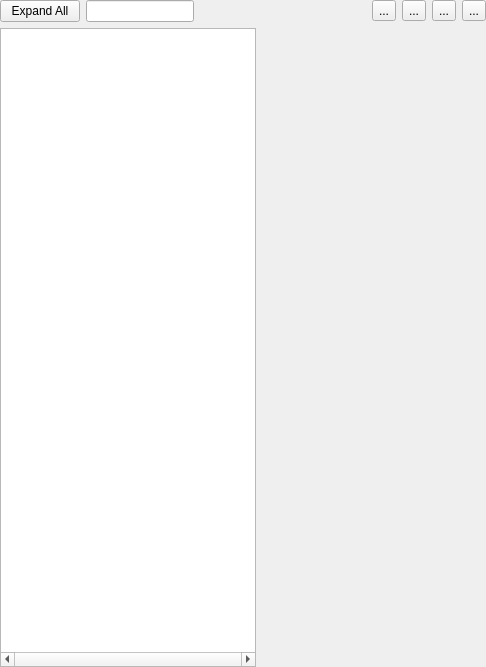
Qt form src/ves/conductor/qt/TreeTab.ui (multitudinous/ve-suite) before a commit.
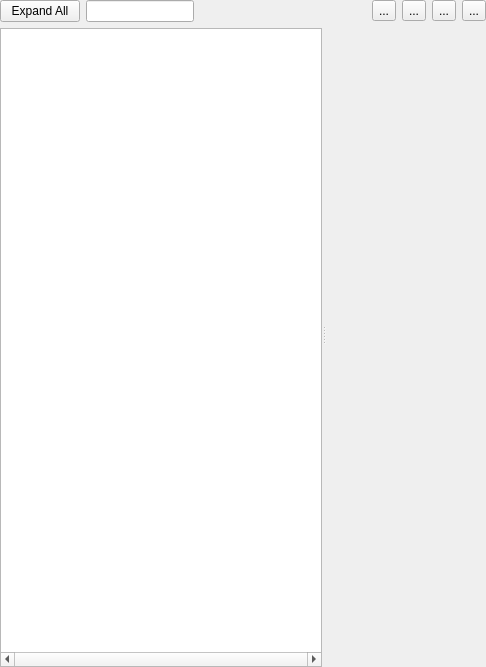
The same form after that commit. Icons and pictures are not drawn. Custom widgets are drawn as their Qt base class.

Commit message: Adds ability to move vertical divider bar in layers tab.

The edit to the form file:
```diff
--- a/src/ves/conductor/qt/TreeTab.ui
+++ b/src/ves/conductor/qt/TreeTab.ui
@@ -13,11 +13,19 @@
   <property name="windowTitle">
    <string>Form</string>
   </property>
-  <layout class="QHBoxLayout" name="horizontalLayout_3">
+  <layout class="QVBoxLayout" name="verticalLayout_3">
+   <property name="spacing">
+    <number>0</number>
+   </property>
    <property name="margin">
     <number>0</number>
    </property>
    <item>
+    <widget class="QSplitter" name="splitter">
+     <property name="orientation">
+      <enum>Qt::Horizontal</enum>
+     </property>
+     <widget class="QWidget" name="">
     <layout class="QVBoxLayout" name="verticalLayout_2">
      <item>
       <layout class="QHBoxLayout" name="horizontalLayout" stretch="0,0,1">
@@ -69,8 +77,8 @@
       </widget>
      </item>
     </layout>
-   </item>
-   <item>
+     </widget>
+     <widget class="QWidget" name="">
     <layout class="QVBoxLayout" name="verticalLayout" stretch="0,1">
      <item>
       <layout class="QHBoxLayout" name="horizontalLayout_2">
@@ -143,6 +151,8 @@
       <widget class="ves::conductor::VesTreePropertyBrowser" name="cadPropertyBrowser" native="true"/>
      </item>
     </layout>
+     </widget>
+    </widget>
    </item>
   </layout>
  </widget>
```
Lines whose indentation alone changed are shown as unchanged.
